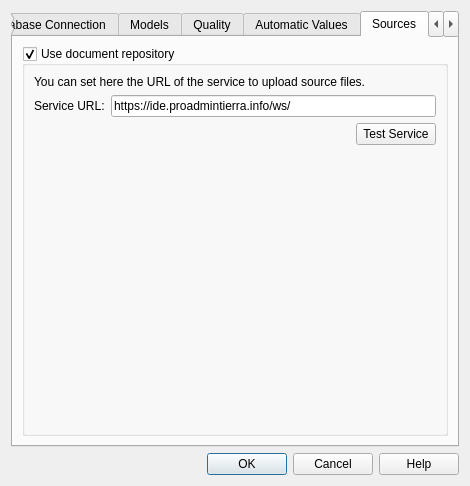
First picture: the form in asistente_ladm_col/ui/dialogs/dlg_settings.ui, repository SwissTierrasColombia/Asistente-LADM-COL, before the edit.
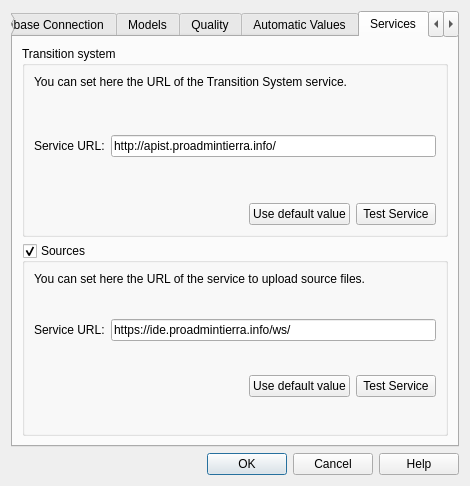
Second picture: the form after the edit. The open tabs and pages were chosen to show the change. Icons and pictures are not drawn. Custom widgets are drawn as their Qt base class.

Commit message: Add URL of the Transition System service in settings dialog.

Diff of the .ui file:
```diff
--- a/asistente_ladm_col/ui/dialogs/dlg_settings.ui
+++ b/asistente_ladm_col/ui/dialogs/dlg_settings.ui
@@ -449,19 +449,139 @@
      </widget>
      <widget class="QWidget" name="tab_sources">
       <attribute name="title">
-       <string>Sources</string>
+       <string>Services</string>
       </attribute>
       <layout class="QGridLayout" name="gridLayout_7">
+       <item row="0" column="0">
+        <widget class="QGroupBox" name="transition_system_box">
+         <property name="sizePolicy">
+          <sizepolicy hsizetype="Preferred" vsizetype="Minimum">
+           <horstretch>0</horstretch>
+           <verstretch>0</verstretch>
+          </sizepolicy>
+         </property>
+         <property name="title">
+          <string>Transition system</string>
+         </property>
+         <layout class="QGridLayout" name="gridLayout_6">
+          <item row="4" column="0">
+           <layout class="QHBoxLayout" name="horizontalLayout_10">
+            <item>
+             <spacer name="horizontalSpacer_10">
+              <property name="orientation">
+               <enum>Qt::Horizontal</enum>
+              </property>
+              <property name="sizeHint" stdset="0">
+               <size>
+                <width>40</width>
+                <height>20</height>
+               </size>
+              </property>
+             </spacer>
+            </item>
+            <item>
+             <widget class="QPushButton" name="btn_default_value_transition_system">
+              <property name="text">
+               <string>Use default value</string>
+              </property>
+             </widget>
+            </item>
+            <item>
+             <widget class="QPushButton" name="btn_test_service_transition_system">
+              <property name="text">
+               <string>Test Service</string>
+              </property>
+             </widget>
+            </item>
+           </layout>
+          </item>
+          <item row="2" column="0">
+           <layout class="QHBoxLayout" name="horizontalLayout_11">
+            <item>
+             <widget class="QLabel" name="label_15">
+              <property name="text">
+               <string>Service URL:</string>
+              </property>
+             </widget>
+            </item>
+            <item>
+             <widget class="QLineEdit" name="txt_service_transition_system">
+              <property name="text">
+               <string>http://apist.proadmintierra.info/</string>
+              </property>
+             </widget>
+            </item>
+           </layout>
+          </item>
+          <item row="0" column="0">
+           <widget class="QLabel" name="label_13">
+            <property name="font">
+             <font>
+              <italic>false</italic>
+             </font>
+            </property>
+            <property name="text">
+             <string>You can set here the URL of the Transition System service.</string>
+            </property>
+           </widget>
+          </item>
+          <item row="3" column="0">
+           <spacer name="verticalSpacer_4">
+            <property name="orientation">
+             <enum>Qt::Vertical</enum>
+            </property>
+            <property name="sizeHint" stdset="0">
+             <size>
+              <width>20</width>
+              <height>40</height>
+             </size>
+            </property>
+           </spacer>
+          </item>
+          <item row="1" column="0">
+           <spacer name="verticalSpacer_8">
+            <property name="orientation">
+             <enum>Qt::Vertical</enum>
+            </property>
+            <property name="sizeHint" stdset="0">
+             <size>
+              <width>20</width>
+              <height>40</height>
+             </size>
+            </property>
+           </spacer>
+          </item>
+         </layout>
+        </widget>
+       </item>
        <item row="1" column="0">
         <widget class="QgsCollapsibleGroupBox" name="connection_box">
          <property name="title">
-          <string>Use document repository</string>
+          <string>Sources</string>
          </property>
          <property name="checkable">
           <bool>true</bool>
          </property>
          <layout class="QGridLayout" name="gridLayout_10">
           <item row="2" column="0">
+           <layout class="QHBoxLayout" name="horizontalLayout_7">
+            <item>
+             <widget class="QLabel" name="label_12">
+              <property name="text">
+               <string>Service URL:</string>
+              </property>
+             </widget>
+            </item>
+            <item>
+             <widget class="QLineEdit" name="txt_service_endpoint">
+              <property name="text">
+               <string>https://ide.proadmintierra.info/ws/</string>
+              </property>
+             </widget>
+            </item>
+           </layout>
+          </item>
+          <item row="4" column="0">
            <layout class="QHBoxLayout" name="horizontalLayout_6">
             <item>
              <spacer name="horizontalSpacer_3">
@@ -476,6 +596,13 @@
               </property>
              </spacer>
             </item>
+            <item>
+             <widget class="QPushButton" name="btn_default_value_sources">
+              <property name="text">
+               <string>Use default value</string>
+              </property>
+             </widget>
+            </item>
             <item>
              <widget class="QPushButton" name="btn_test_service">
               <property name="text">
@@ -498,24 +625,19 @@
            </widget>
           </item>
           <item row="1" column="0">
-           <layout class="QHBoxLayout" name="horizontalLayout_7">
-            <item>
-             <widget class="QLabel" name="label_12">
-              <property name="text">
-               <string>Service URL:</string>
-              </property>
-             </widget>
-            </item>
-            <item>
-             <widget class="QLineEdit" name="txt_service_endpoint">
-              <property name="text">
-               <string>https://ide.proadmintierra.info/ws/</string>
-              </property>
-             </widget>
-            </item>
-           </layout>
+           <spacer name="verticalSpacer_9">
+            <property name="orientation">
+             <enum>Qt::Vertical</enum>
+            </property>
+            <property name="sizeHint" stdset="0">
+             <size>
+              <width>20</width>
+              <height>40</height>
+             </size>
+            </property>
+           </spacer>
           </item>
-          <item row="3" column="0">
+          <item row="5" column="0">
            <spacer name="verticalSpacer">
             <property name="orientation">
              <enum>Qt::Vertical</enum>
@@ -523,7 +645,20 @@
             <property name="sizeHint" stdset="0">
              <size>
               <width>20</width>
-              <height>242</height>
+              <height>40</height>
+             </size>
+            </property>
+           </spacer>
+          </item>
+          <item row="3" column="0">
+           <spacer name="verticalSpacer_10">
+            <property name="orientation">
+             <enum>Qt::Vertical</enum>
+            </property>
+            <property name="sizeHint" stdset="0">
+             <size>
+              <width>20</width>
+              <height>40</height>
              </size>
             </property>
            </spacer>
```
Left out of the diff: 2 changed lines with no effect on the pictures. The commit also changes 3 other files.
